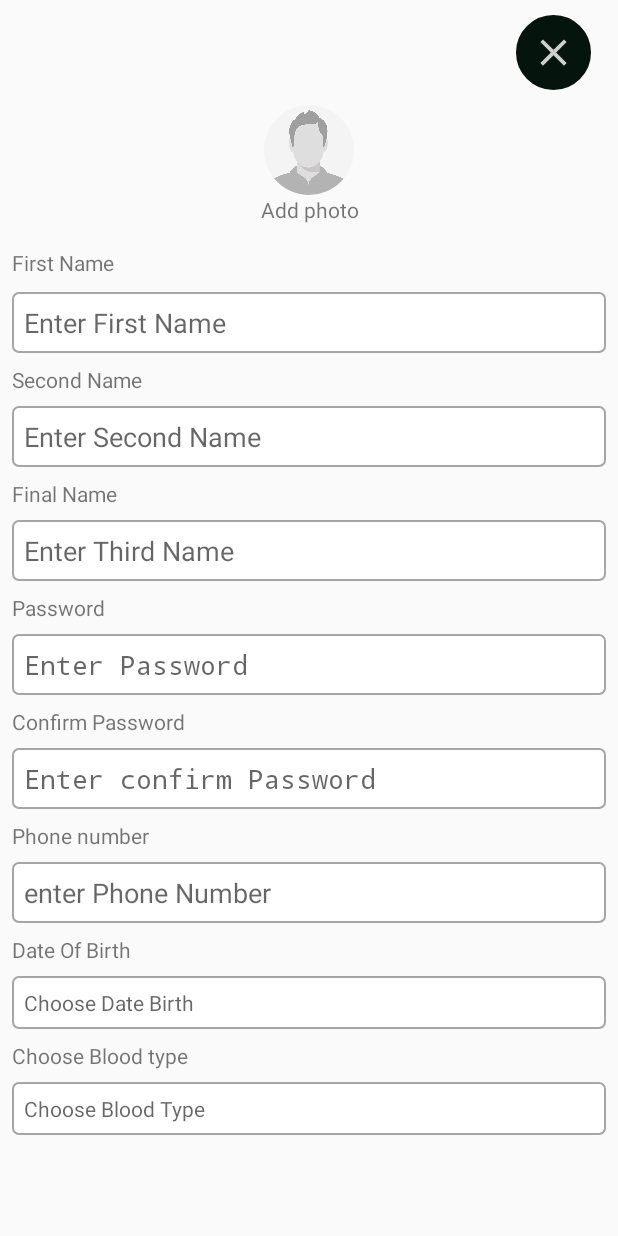
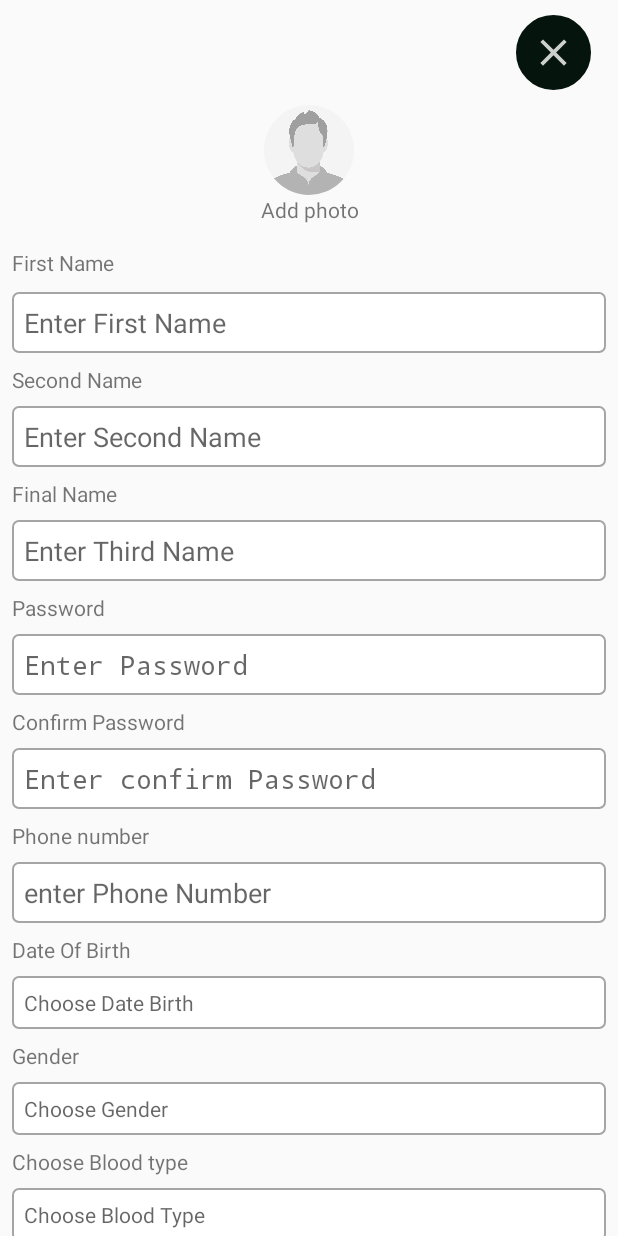
Before and after one commit to WafaaHarbJame/iDoctor, an Android app: the NewRegistration screen opened directly, with no data from a screen before it, on a phone screen of 412 x 824 dp. Run offline under Robolectric (Android 15) with nearby library versions, the light colour scheme and no system bars; our stand-ins replace sdp/ssp sizes; plain views replace CircularImageView.

```diff
--- a/app/src/main/res/layout/registration.xml
+++ b/app/src/main/res/layout/registration.xml
@@ -149,9 +149,24 @@
 
             <TextView
                 android:layout_width="match_parent"
+                android:id="@+id/genderTxt"
+                android:layout_height="wrap_content"
+                android:hint="@string/choose_date"
+                android:textStyle=""
+                android:padding="@dimen/_8sdp"
+                android:background="@drawable/round_corner_gray_border_gray"
+                android:layout_marginBottom="@dimen/_8sdp" />
+
+            <TextView
+                android:layout_width="match_parent"
+                android:layout_height="wrap_content"
+                android:layout_marginBottom="@dimen/_8sdp"
+                android:text="@string/gender" />
+            <TextView
+                android:layout_width="match_parent"
                 android:id="@+id/dateBirthTxt"
                 android:layout_height="wrap_content"
-                android:hint="@string/choose_date"
+                android:hint="@string/choose_gender"
                 android:textStyle=""
                 android:padding="@dimen/_8sdp"
                 android:background="@drawable/round_corner_gray_border_gray"
--- a/app/src/main/res/values/strings.xml
+++ b/app/src/main/res/values/strings.xml
@@ -112,5 +112,6 @@
     <string name="choose_date">Choose Date Birth</string>
     <string name="blood_type">Choose Blood type</string>
     <string name="choose_blood_type">Choose Blood Type</string>
+    <string name="choose_gender">Choose Gender</string>
 
 </resources>
```
Also changed, not shown: 1 other file.
